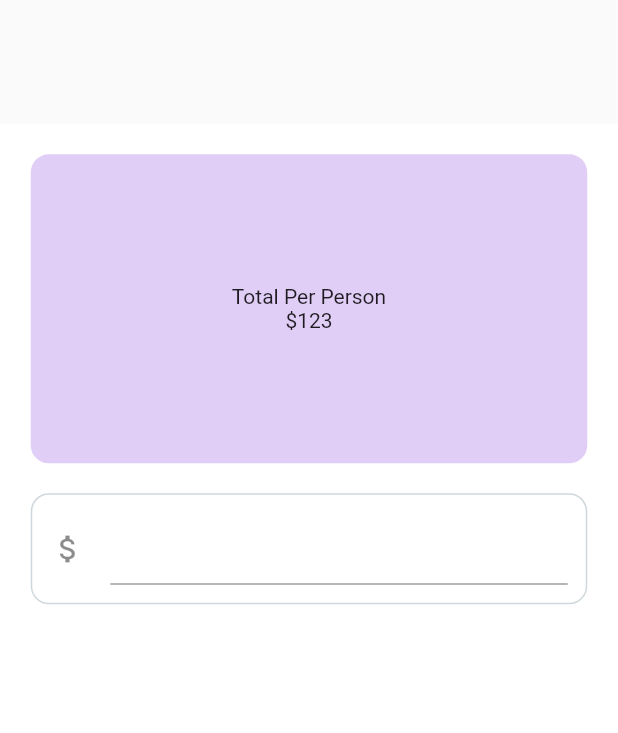
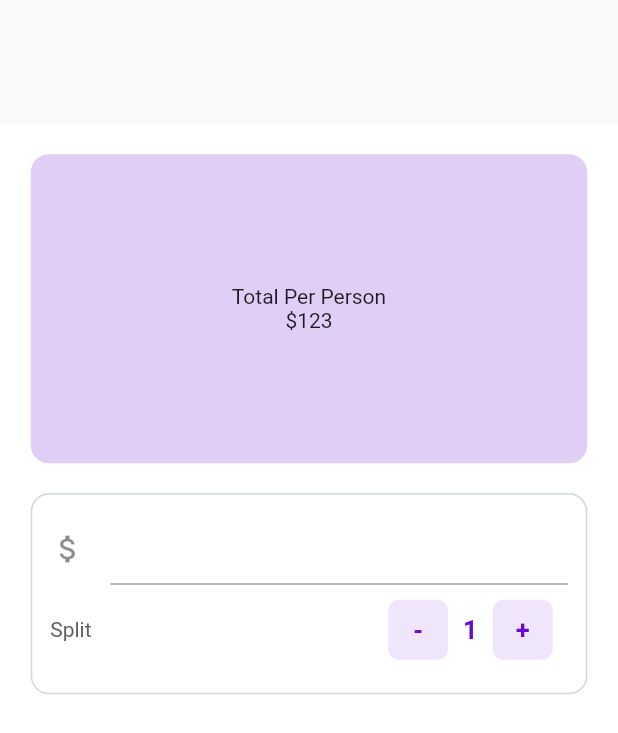
Before and after one commit to xans-me/flutter-tip-calculator-app, a Flutter app: the screen it shows after launch, on a phone screen of 412 x 824 dp. Shown: the top 733 px of the screen. Run offline on Flutter 3.47's test engine with Material 2 defaults, Android fonts, the phone set to English and light mode, and no system bars.

Commit message:
Build a Split Row

```diff
--- a/lib/main.dart
+++ b/lib/main.dart
@@ -79,7 +79,96 @@ class _BillSplitterState extends State<BillSplitter> {
                         _billAmount = 0.0;
                       }
                     },
-                  )
+                  ),
+
+                  // Row Split
+                  Row(
+                    mainAxisAlignment: MainAxisAlignment.spaceBetween,
+                    children: [
+                      // Label Split
+                      Text(
+                        "Split",
+                        style: TextStyle(
+                          color: Colors.grey.shade700,
+                        ),
+                      ),
+
+                      // Row Counter
+                      Row(
+                        children: [
+                          // Button ( - )
+                          InkWell(
+                            onTap: () {
+                              setState(() {
+                                if (_personCounter > 1) {
+                                  _personCounter--;
+                                } else {
+                                  // do nothing
+                                }
+                              });
+                            },
+                            child: Container(
+                              width: 40.0,
+                              height: 40.0,
+                              margin: EdgeInsets.all(10.0),
+                              decoration: BoxDecoration(
+                                borderRadius: BorderRadius.circular(7.0),
+                                color: _purple.withOpacity(0.1),
+                              ),
+                              child: Center(
+                                child: Text(
+                                  "-",
+                                  style: TextStyle(
+                                    color: _purple,
+                                    fontWeight: FontWeight.bold,
+                                    fontSize: 17.0,
+                                  ),
+                                ),
+                              ),
+                            ),
+                          ),
+
+                          // Person Counter
+                          Text(
+                            "$_personCounter",
+                            style: TextStyle(
+                              color: _purple,
+                              fontWeight: FontWeight.bold,
+                              fontSize: 17.0,
+                            ),
+                          ),
+
+                          // Button ( + )
+                          InkWell(
+                            onTap: () {
+                              setState(() {
+                                _personCounter++;
+                              });
+                            },
+                            child: Container(
+                              width: 40.0,
+                              height: 40.0,
+                              margin: EdgeInsets.all(10.0),
+                              decoration: BoxDecoration(
+                                color: _purple.withOpacity(0.1),
+                                borderRadius: BorderRadius.circular(7.0),
+                              ),
+                              child: Center(
+                                child: Text(
+                                  "+",
+                                  style: TextStyle(
+                                    color: _purple,
+                                    fontWeight: FontWeight.bold,
+                                    fontSize: 17.0,
+                                  ),
+                                ),
+                              ),
+                            ),
+                          ),
+                        ],
+                      )
+                    ],
+                  ),
                 ],
               ),
             )
```
